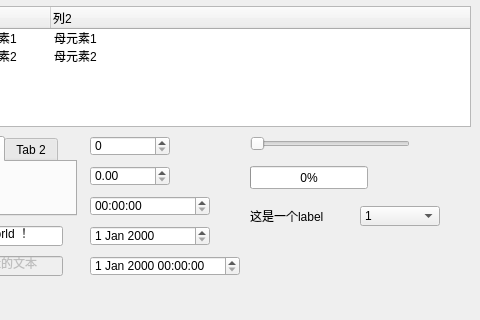
Old version of the form mainwindow.ui in the repository lucky-billy/StyleControl; both pictures show x 320 to 800 and y 280 to 600 of the 800 by 600 pixel window.
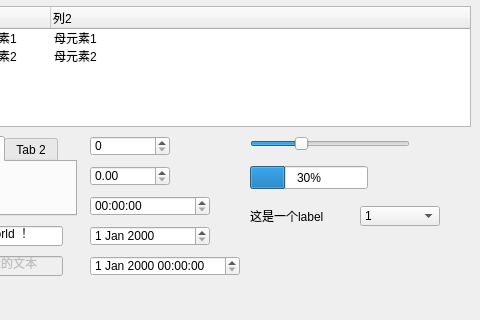
New version of the form. Icons and pictures are not drawn. Custom widgets are drawn as their Qt base class.

Commit message: Completed black style

```diff
--- a/mainwindow.ui
+++ b/mainwindow.ui
@@ -325,7 +325,7 @@
      </rect>
     </property>
     <property name="value">
-     <number>0</number>
+     <number>30</number>
     </property>
    </widget>
    <widget class="QTimeEdit" name="timeEdit">
@@ -418,6 +418,9 @@
       <height>16</height>
      </rect>
     </property>
+    <property name="value">
+     <number>30</number>
+    </property>
     <property name="orientation">
      <enum>Qt::Horizontal</enum>
     </property>
```
Left out of the diff: 2 changed lines with no effect on the pictures. The commit also changes 2 other files.
